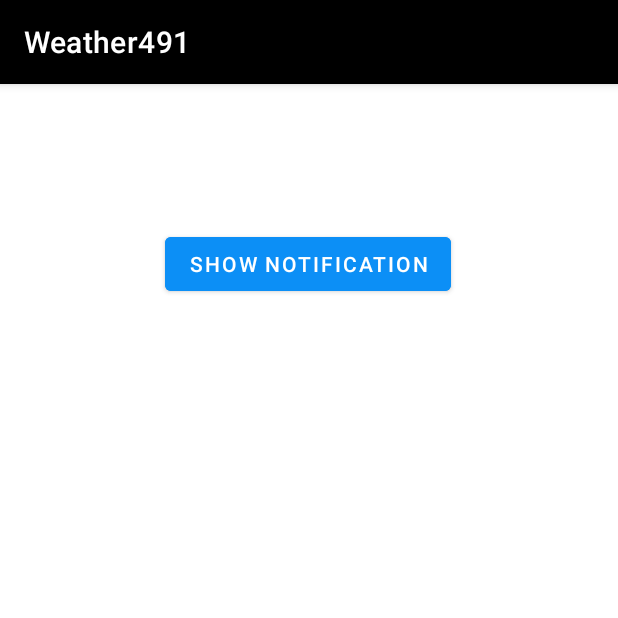
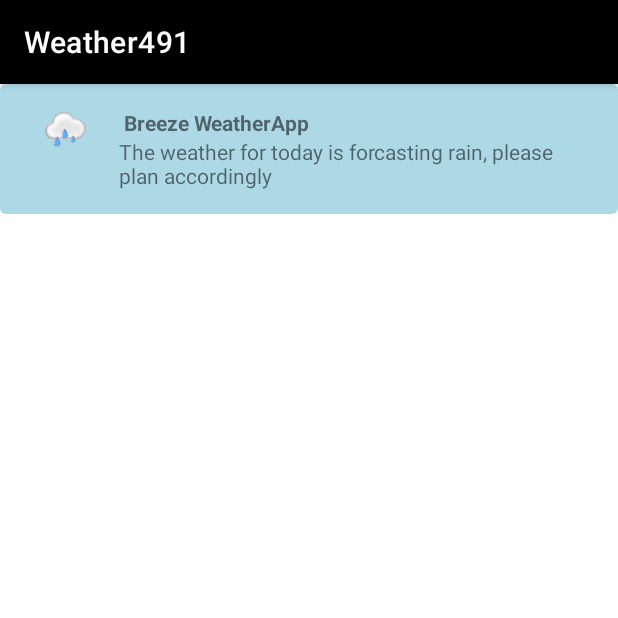
Before and after one commit to xueda3122356/WeatherApp-Breeze, an Android app: the PushNoti screen opened directly, with no data from a screen before it, on a phone screen of 412 x 824 dp, the top half of it. Run offline under Robolectric (Android 15) with nearby library versions, the phone set to English and light mode, and no system bars; 1 statement that could not run was skipped.

```diff
--- /dev/null
+++ b/app/src/main/res/drawable/notification_background.xml
@@ -0,0 +1,6 @@
+<?xml version="1.0" encoding="utf-8"?>
+<shape xmlns:android="http://schemas.android.com/apk/res/android">
+    <solid android:color="#ADD8E6"/> <!-- Replace with your desired background color -->
+    <corners android:radius="4dp"/> <!-- Adjust the radius for the desired roundness -->
+
+</shape>
--- a/app/src/main/res/layout/activity_push_noti.xml
+++ b/app/src/main/res/layout/activity_push_noti.xml
@@ -1,22 +1,33 @@
 <?xml version="1.0" encoding="utf-8"?>
-<androidx.constraintlayout.widget.ConstraintLayout xmlns:android="http://schemas.android.com/apk/res/android"
-    xmlns:app="http://schemas.android.com/apk/res-auto"
-    xmlns:tools="http://schemas.android.com/tools"
+<RelativeLayout xmlns:android="http://schemas.android.com/apk/res/android"
     android:layout_width="match_parent"
-    android:layout_height="match_parent"
-    tools:context=".PushNoti">
+    android:layout_height="wrap_content"
+    android:outlineAmbientShadowColor="@color/black"
+    android:padding="16dp"
+    android:background="@drawable/notification_background">
 
-    <Button
-        android:id="@+id/notifyButton"
+    <ImageView
+        android:id="@+id/imageViewIcon"
+        android:layout_width="55dp"
+        android:layout_height="29dp"
+        android:src="@drawable/rain" />
+
+    <TextView
+        android:id="@+id/textViewTitle"
         android:layout_width="wrap_content"
         android:layout_height="wrap_content"
-        android:text="Show Notification"
-        android:backgroundTint="@color/blue"
-        app:layout_constraintBottom_toBottomOf="parent"
-        app:layout_constraintHorizontal_bias="0.497"
-        app:layout_constraintLeft_toLeftOf="parent"
-        app:layout_constraintRight_toRightOf="parent"
-        app:layout_constraintTop_toTopOf="parent"
-        app:layout_constraintVertical_bias="0.133" />
+        android:layout_toEndOf="@id/imageViewIcon"
+        android:layout_marginStart="8dp"
+        android:text=" Breeze WeatherApp"
+        android:textStyle="bold"/>
 
-</androidx.constraintlayout.widget.ConstraintLayout>
+    <TextView
+        android:id="@+id/textViewText"
+        android:layout_width="wrap_content"
+        android:layout_height="wrap_content"
+        android:layout_below="@id/textViewTitle"
+        android:layout_toEndOf="@id/imageViewIcon"
+        android:layout_marginStart="8dp"
+        android:text="The weather for today is forcasting rain, please plan accordingly"/>
+
+</RelativeLayout>
--- /dev/null
+++ b/app/src/main/res/values/ids.xml
@@ -0,0 +1,4 @@
+<?xml version="1.0" encoding="utf-8"?>
+<resources>
+    <item name="notifyButton" type="id" />
+</resources>
```
